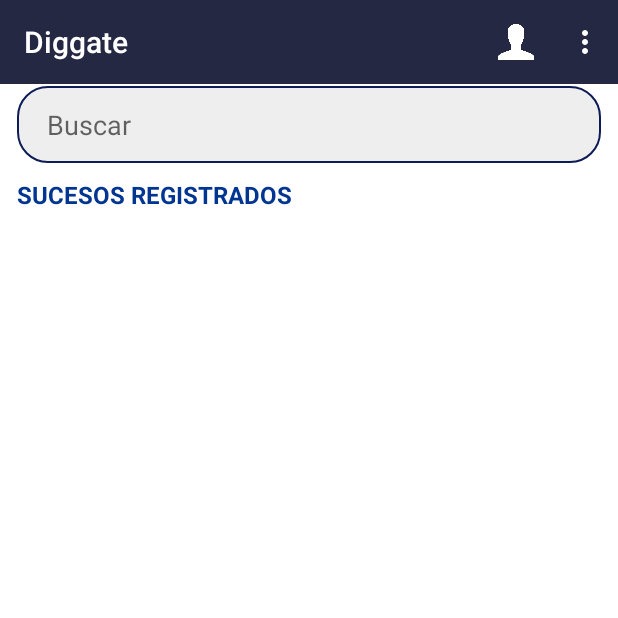
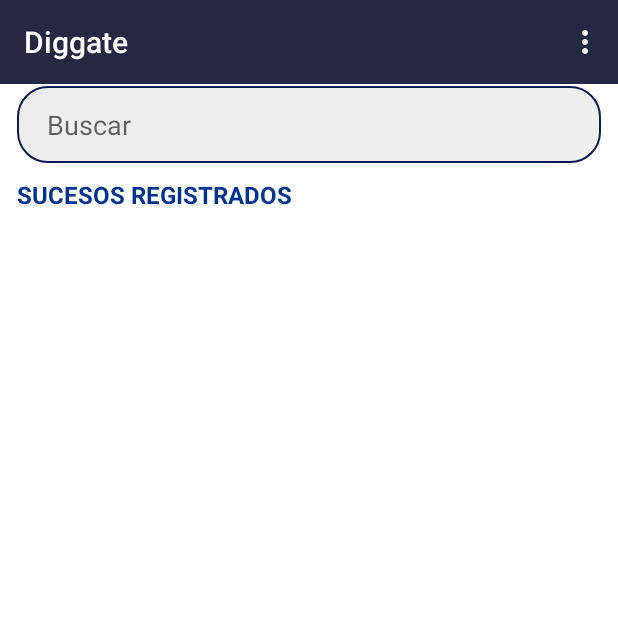
Before and after one commit to n1m0d0/apkpanama2, an Android app: the events screen opened directly, with no data from a screen before it, on a phone screen of 412 x 824 dp, the top half of it. Run offline under Robolectric (Android 15) with nearby library versions, the phone set to English and light mode, and no system bars; our stand-ins replace Volley; libraries missing offline, so code that uses them is left out: com.google.zxing.integration; network calls fail; 4 statements that could not run were skipped.

Commit message:
cambio en la interfaz login en el campo empresa y camio en la barra en la opcion donde se mostraba el usuario ahora muestra empresa

```diff
--- a/app/src/main/java/diggate/xpertise/com/diggateapk/MainActivity.java
+++ b/app/src/main/java/diggate/xpertise/com/diggateapk/MainActivity.java
@@ -183,6 +183,7 @@ public class MainActivity extends AppCompatActivity implements OnClickListener,
                                     ir.putExtra("fullName", usuario.getString(3));
                                     ir.putExtra("branch", branch);
                                     startActivity(ir);
+                                    finish();
 
                                 }
                                 conexion.cerrar();
@@ -300,6 +301,7 @@ public class MainActivity extends AppCompatActivity implements OnClickListener,
             ir.putExtra("fullName", fullName);
             ir.putExtra("branch", branch);
             startActivity(ir);
+            finish();
 
         } else {
 
--- a/app/src/main/java/diggate/xpertise/com/diggateapk/events.java
+++ b/app/src/main/java/diggate/xpertise/com/diggateapk/events.java
@@ -239,7 +239,7 @@ public class events extends AppCompatActivity implements Response.Listener<JSONO
         // Inflate the menu; this adds items to the action bar if it is present.
         getMenuInflater().inflate(R.menu.menusesion, menu);
         MenuItem User = menu.findItem(R.id.nameUser);
-        User.setTitle(fullName);
+        User.setTitle(branch);
         return true;
     }
 
--- a/app/src/main/res/layout/activity_main.xml
+++ b/app/src/main/res/layout/activity_main.xml
@@ -101,7 +101,7 @@
                     android:foregroundTint="#2F3887"
                     android:focusable="true"
                     android:focusableInTouchMode="true"
-                    android:hint="Empresa"
+                    android:hint="empresa"
                     android:inputType="textCapCharacters"
                     android:textColor="#2F3887"
                     android:textColorHighlight="#2F3887"
--- a/app/src/main/res/menu/menusesion.xml
+++ b/app/src/main/res/menu/menusesion.xml
@@ -7,11 +7,13 @@
         android:title="Default"
         app:showAsAction="ifRoom" />
 
+    <!--
     <item
         android:id="@+id/iconoUser"
         android:icon="@drawable/user"
         android:title="Default"
         app:showAsAction="ifRoom" />
+    -->
 
     <item
         android:id="@+id/search"
```
